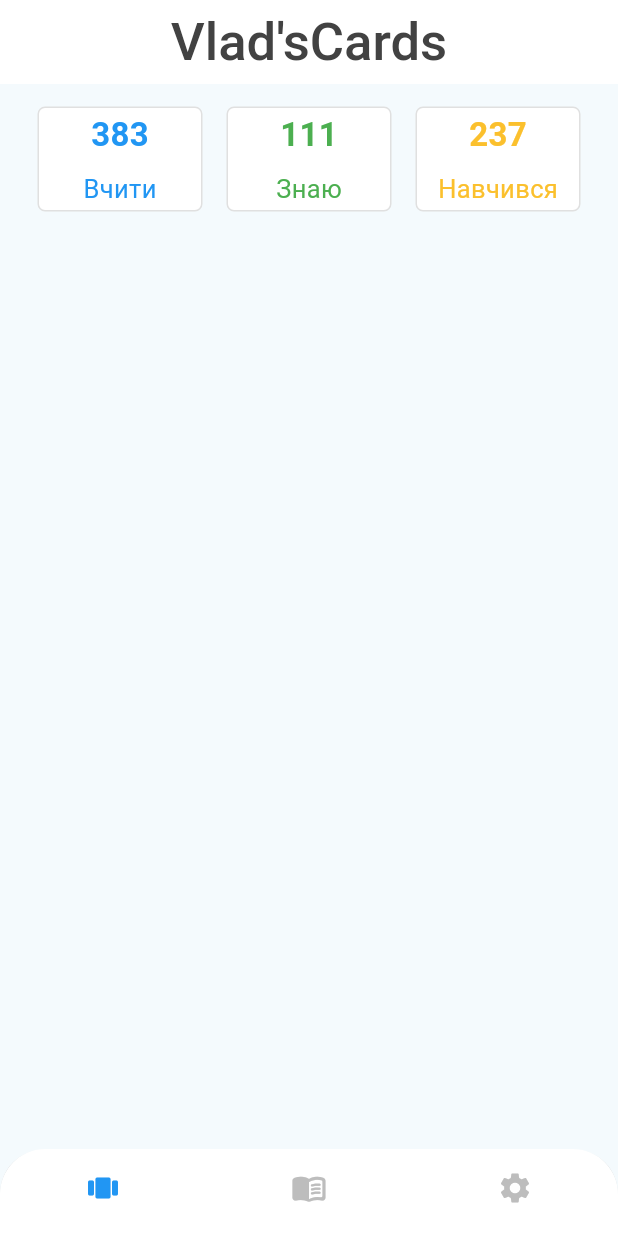
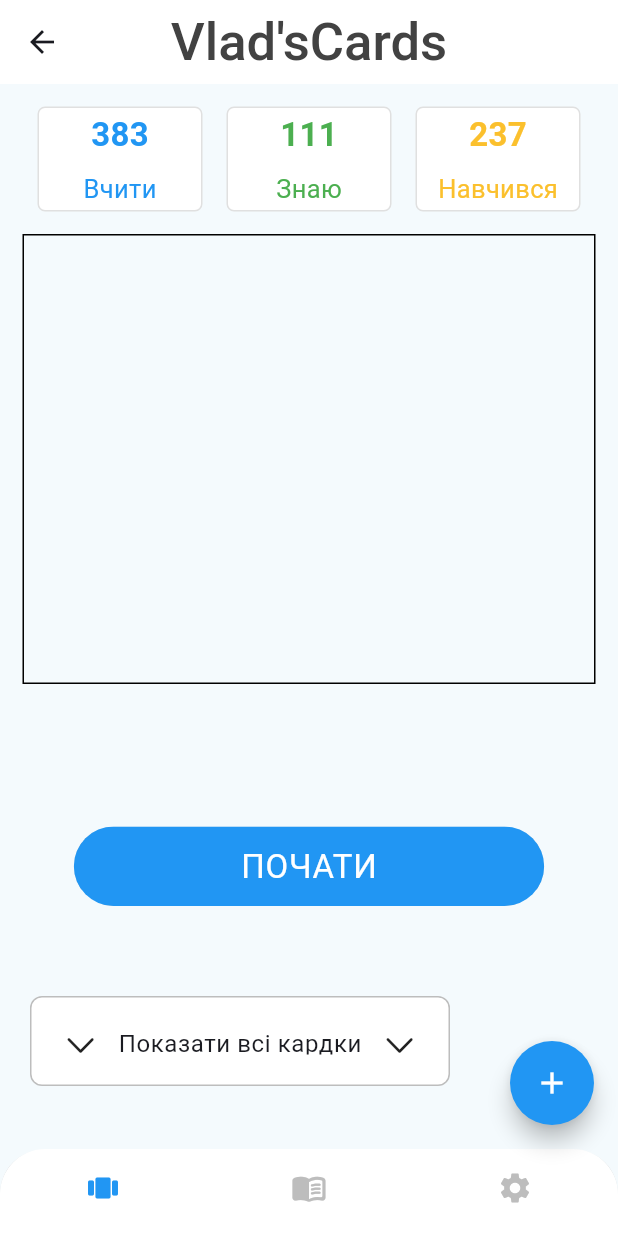
Before and after one commit to Vlad200815/Vlad-sCards, a Flutter app: the screen it shows after launch, on a phone screen of 412 x 824 dp. Run offline on Flutter 3.47's test engine with Material 3 defaults, Android fonts, the phone set to English and light mode, and no system bars.

Commit message:
Create show all cards button and some simple routes

```diff
--- a/lib/app.dart
+++ b/lib/app.dart
@@ -1,5 +1,6 @@
 import 'package:flutter/material.dart';
 import 'features/home/view/view.dart';
+import 'features/login/view/view.dart';
 
 class MyApp extends StatelessWidget {
   const MyApp({super.key});
@@ -7,8 +8,12 @@
   @override
   Widget build(BuildContext context) {
     return MaterialApp(
+      routes: {
+        '/': (context) => const SignInScreen(),
+        '/home': (context) => const HomeScreen(),
+      },
+      initialRoute: '/home',
       debugShowCheckedModeBanner: false,
-      home: const HomeScreen(),
       theme: ThemeData(
         useMaterial3: true,
         colorScheme: ColorScheme.fromSeed(
@@ -27,8 +32,13 @@
             fontWeight: FontWeight.w700,
           ),
           bodySmall: const TextStyle(
-            fontSize: 15,
-            fontWeight: FontWeight.w500,
+            fontSize: 16,
+            fontWeight: FontWeight.w400,
+          ),
+          bodyLarge: const TextStyle(
+            fontSize: 22,
+            fontWeight: FontWeight.w400,
+            color: Colors.white,
           ),
           titleLarge: TextStyle(
             fontSize: 35,
--- /dev/null
+++ b/lib/features/cards_list/cards_list.dart
@@ -0,0 +1,2 @@
+export 'view/view.dart';
+export 'widgets/widgets.dart';
--- /dev/null
+++ b/lib/features/cards_list/view/cards_list_screen.dart
@@ -0,0 +1,14 @@
+import 'package:flutter/material.dart';
+
+class CardsListScreen extends StatelessWidget {
+  const CardsListScreen({super.key});
+
+  @override
+  Widget build(BuildContext context) {
+    return Scaffold(
+      body: Center(
+        child: Text("Hello World"),
+      ),
+    );
+  }
+}
--- /dev/null
+++ b/lib/features/cards_list/view/view.dart
@@ -0,0 +1 @@
+export 'cards_list_screen.dart';
--- /dev/null
+++ b/lib/features/cards_list/widgets/widgets.dart
@@ -0,0 +1 @@
+export '';
--- a/lib/features/home/view/base_screen.dart
+++ b/lib/features/home/view/base_screen.dart
@@ -1,5 +1,6 @@
+import 'package:flutter/cupertino.dart';
 import 'package:flutter/material.dart';
-
+import 'package:vlads_cards/features/home/widgets/cards_box.dart';
 import '../widgets/widgets.dart';
 
 class BaseScreen extends StatelessWidget {
@@ -47,6 +48,22 @@
                   ],
                 ),
               ),
+              Padding(
+                padding: const EdgeInsets.all(15.0),
+                child: Container(
+                  height: 300,
+                  decoration: BoxDecoration(
+                    border: Border.all(color: Colors.black),
+                  ),
+                ),
+              ),
+              const SizedBox(height: 80),
+              MyBotton(
+                onPressed: () {},
+                text: "ПОЧАТИ",
+              ),
+              const SizedBox(height: 40),
+              CardsBox()
             ],
           ),
         ),
--- a/lib/features/home/view/home_screen.dart
+++ b/lib/features/home/view/home_screen.dart
@@ -1,6 +1,5 @@
 import 'package:flutter/material.dart';
 import 'package:vlads_cards/features/packes_of_words/packes_of_words.dart';
-
 import '../../settings/view/view.dart';
 import '../home.dart';
 
@@ -22,6 +21,15 @@
 
     return Scaffold(
       backgroundColor: theme.colorScheme.surface,
+      floatingActionButton: FloatingActionButton(
+        onPressed: () {},
+        shape: const CircleBorder(),
+        backgroundColor: theme.colorScheme.onPrimary,
+        child: const Icon(
+          Icons.add,
+          color: Colors.white,
+        ),
+      ),
       body: bottomBarIndex == 0
           ? const BaseScreen()
           : bottomBarIndex == 1
--- a/lib/features/home/widgets/box.dart
+++ b/lib/features/home/widgets/box.dart
@@ -2,8 +2,8 @@
 import 'package:flutter/material.dart';
 
 class Box extends StatelessWidget {
-  final String text;
-  final String hint;
+  String text;
+  String hint;
   Color? textColor;
 
   Box({
--- /dev/null
+++ b/lib/features/home/widgets/cards_box.dart
@@ -0,0 +1,56 @@
+import 'package:flutter/cupertino.dart';
+import 'package:flutter/material.dart';
+import 'package:vlads_cards/features/cards_list/view/view.dart';
+
+class CardsBox extends StatelessWidget {
+  const CardsBox({super.key});
+
+  @override
+  Widget build(BuildContext context) {
+    final theme = Theme.of(context);
+    return InkWell(
+      onTap: () => Navigator.push(
+        context,
+        MaterialPageRoute(
+          builder: (context) => const CardsListScreen(),
+        ),
+      ),
+      child: Padding(
+        padding: const EdgeInsets.all(20.0),
+        child: Align(
+          alignment: Alignment.bottomLeft,
+          child: Container(
+            width: 280,
+            height: 60,
+            padding: const EdgeInsets.all(20),
+            decoration: BoxDecoration(
+              color: Colors.white,
+              border: Border.all(
+                color: theme.colorScheme.outline,
+                width: 1,
+              ),
+              borderRadius: BorderRadius.circular(8),
+            ),
+            child: Row(
+              mainAxisAlignment: MainAxisAlignment.spaceEvenly,
+              children: [
+                const Icon(
+                  CupertinoIcons.chevron_down,
+                ),
+                const SizedBox(width: 12),
+                Text(
+                  "Показати всі кардки",
+                  style: theme.textTheme.bodySmall,
+                ),
+                const SizedBox(width: 12),
+                const Icon(
+                  CupertinoIcons.chevron_down,
+                ),
+              ],
+            ),
+          ),
+        ),
+      ),
+    );
+  }
+}
--- /dev/null
+++ b/lib/features/home/widgets/my_button.dart
@@ -0,0 +1,32 @@
+import 'package:flutter/material.dart';
+
+class MyBotton extends StatelessWidget {
+  final void Function()? onPressed;
+  final String text;
+
+  const MyBotton({
+    required this.text,
+    required this.onPressed,
+    super.key,
+  });
+
+  @override
+  Widget build(BuildContext context) {
+    final theme = Theme.of(context);
+    return ClipRRect(
+      borderRadius: BorderRadius.circular(30),
+      child: MaterialButton(
+        padding: EdgeInsets.symmetric(
+          horizontal: MediaQuery.of(context).size.width / 3.7,
+          vertical: 10,
+        ),
+        onPressed: onPressed,
+        color: theme.colorScheme.onPrimary,
+        child: Text(
+          text,
+          style: theme.textTheme.bodyLarge,
+        ),
+      ),
+    );
+  }
+}
--- a/lib/features/home/widgets/widgets.dart
+++ b/lib/features/home/widgets/widgets.dart
@@ -1,2 +1,3 @@
 export 'cards.dart';
 export 'box.dart';
+export 'my_button.dart';
--- /dev/null
+++ b/lib/features/login/login.dart
@@ -0,0 +1,2 @@
+export 'view/view.dart';
+export 'widgets/widgets.dart';
--- /dev/null
+++ b/lib/features/login/view/sign_in_screen.dart
@@ -0,0 +1,14 @@
+import 'package:flutter/material.dart';
+
+class SignInScreen extends StatelessWidget {
+  const SignInScreen({super.key});
+
+  @override
+  Widget build(BuildContext context) {
+    return Scaffold(
+      appBar: AppBar(
+        title: const Text("Sing in Screen"),
+      ),
+    );
+  }
+}
--- /dev/null
+++ b/lib/features/login/view/view.dart
@@ -0,0 +1,3 @@
+export 'sign_in_screen.dart';
+export 'sign_up_screen.dart';
+export 'forgot_pswd_screen.dart';
```
Also changed, not shown: lib/features/login/view/forgot_pswd_screen.dart (added), lib/features/login/view/sign_up_screen.dart (added), lib/features/login/widgets/widgets.dart (added).
